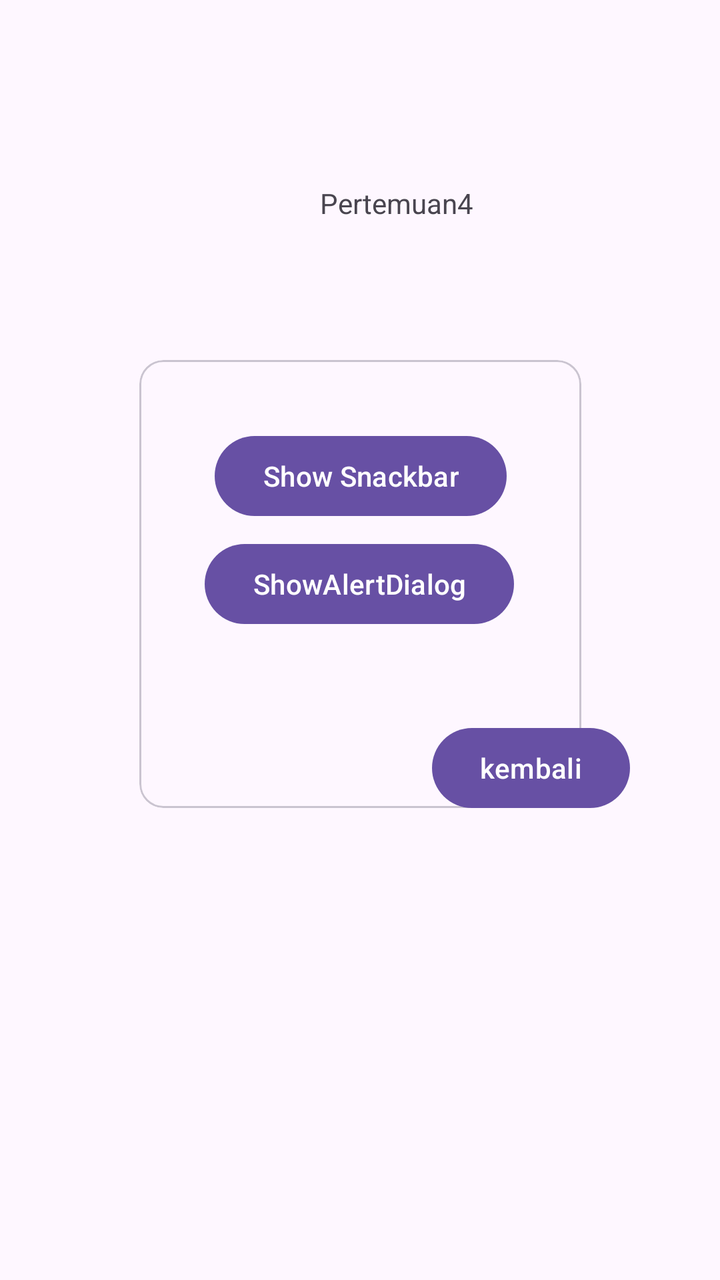
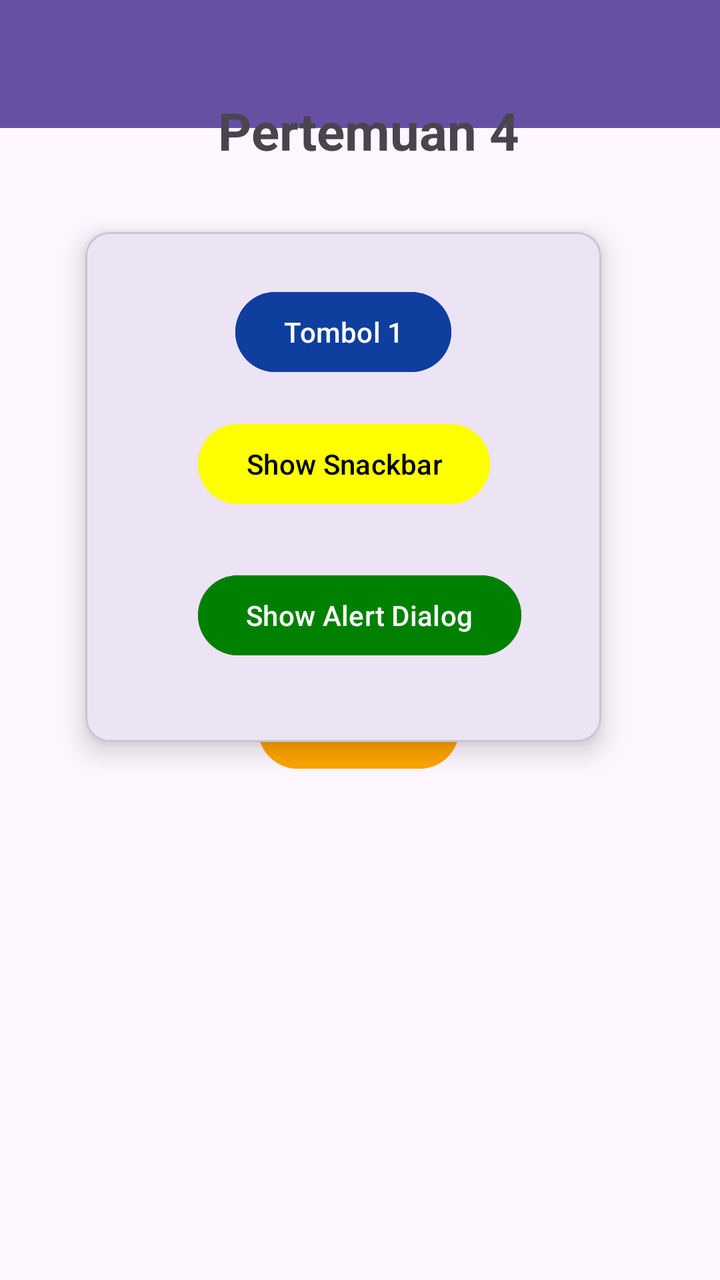

Two renders of the same Android screen: before a commit and after it. Below are the layout's source before the change and the commit's diff.
<!-- AndroidManifest.xml: application theme Theme.Marsnovrizal -->
<!-- res/layout/activity_fourth.xml -->
<?xml version="1.0" encoding="utf-8"?>
<androidx.constraintlayout.widget.ConstraintLayout xmlns:android="http://schemas.android.com/apk/res/android"
    xmlns:app="http://schemas.android.com/apk/res-auto"
    xmlns:tools="http://schemas.android.com/tools"
    android:id="@+id/main"
    android:layout_width="match_parent"
    android:layout_height="match_parent"
    tools:context=".pertemuan_4.FourthActivity">

    <com.google.android.material.card.MaterialCardView
        android:layout_width="221dp"
        android:layout_height="224dp"
        android:layout_marginTop="180dp"
        app:layout_constraintEnd_toEndOf="parent"
        app:layout_constraintStart_toStartOf="parent"
        app:layout_constraintTop_toTopOf="parent">

        <androidx.constraintlayout.widget.ConstraintLayout
            android:layout_width="match_parent"
            android:layout_height="match_parent"
            android:layout_margin="10sp">

            <Button
                android:id="@+id/btnShowAlertDialog"
                android:layout_width="wrap_content"
                android:layout_height="wrap_content"
                android:layout_marginBottom="52dp"
                android:text="ShowAlertDialog"
                app:layout_constraintBottom_toBottomOf="parent"
                app:layout_constraintEnd_toEndOf="parent"
                app:layout_constraintHorizontal_bias="0.489"
                app:layout_constraintStart_toStartOf="parent"
                app:layout_constraintTop_toBottomOf="@+id/btnShowSnackbar"
                app:layout_constraintVertical_bias="0.187" />

            <Button
                android:id="@+id/btnShowSnackbar"
                android:layout_width="wrap_content"
                android:layout_height="wrap_content"
                android:layout_marginTop="24dp"


                android:text="Show Snackbar"
                app:layout_constraintEnd_toEndOf="parent"
                app:layout_constraintStart_toStartOf="parent"
                app:layout_constraintTop_toTopOf="parent" />

        </androidx.constraintlayout.widget.ConstraintLayout>
    </com.google.android.material.card.MaterialCardView>

    <Button
        android:id="@+id/btnKembali"
        android:layout_width="wrap_content"
        android:layout_height="wrap_content"
        android:layout_marginBottom="232dp"
        android:text="kembali"
        app:layout_constraintBottom_toBottomOf="parent"
        app:layout_constraintEnd_toEndOf="parent"
        app:layout_constraintHorizontal_bias="0.827"

        app:layout_constraintStart_toStartOf="parent" />

    <TextView
        android:id="@+id/Pertemuan4"
        android:layout_width="wrap_content"
        android:layout_height="wrap_content"
        android:layout_marginTop="92dp"
        android:text="Pertemuan4"
        app:layout_constraintEnd_toEndOf="parent"
        app:layout_constraintHorizontal_bias="0.565"
        app:layout_constraintStart_toStartOf="parent"
        app:layout_constraintTop_toTopOf="parent" />

</androidx.constraintlayout.widget.ConstraintLayout>
<!-- resources referenced by this layout -->
<resources>
  <style name="Theme.Marsnovrizal" parent="Base.Theme.Marsnovrizal" />
  <style name="Base.Theme.Marsnovrizal" parent="Theme.Material3.DayNight.NoActionBar">
          
          
      </style>
</resources>

<!-- the commit's change to res/layout/activity_fourth.xml (unified diff, before → after) -->
@@ -7,13 +7,26 @@
     android:layout_height="match_parent"
     tools:context=".pertemuan_4.FourthActivity">
 
-    <com.google.android.material.card.MaterialCardView
-        android:layout_width="221dp"
-        android:layout_height="224dp"
-        android:layout_marginTop="180dp"
+    <androidx.appcompat.widget.Toolbar
+        android:id="@+id/toolbar"
+        android:layout_width="match_parent"
+        android:layout_height="?attr/actionBarSize"
+        android:background="?attr/colorPrimary"
         app:layout_constraintEnd_toEndOf="parent"
         app:layout_constraintStart_toStartOf="parent"
-        app:layout_constraintTop_toTopOf="parent">
+        app:layout_constraintTop_toTopOf="parent"
+        app:subtitleTextColor="@android:color/white"
+        app:titleTextColor="@android:color/white" />
+
+    <com.google.android.material.card.MaterialCardView
+        android:layout_width="258dp"
+        android:layout_height="255dp"
+        android:layout_marginTop="116dp"
+        app:layout_constraintEnd_toEndOf="parent"
+        app:layout_constraintHorizontal_bias="0.418"
+        app:layout_constraintStart_toStartOf="parent"
+        app:layout_constraintTop_toTopOf="parent"
+        app:cardElevation="8dp">
 
         <androidx.constraintlayout.widget.ConstraintLayout
             android:layout_width="match_parent"
@@ -21,54 +34,71 @@
             android:layout_margin="10sp">
 
             <Button
-                android:id="@+id/btnShowAlertDialog"
+                android:id="@+id/btn1"
                 android:layout_width="wrap_content"
                 android:layout_height="wrap_content"
-                android:layout_marginBottom="52dp"
-                android:text="ShowAlertDialog"
+                android:text="Tombol 1"
+                android:backgroundTint="#0E3E9E"
                 app:layout_constraintBottom_toBottomOf="parent"
                 app:layout_constraintEnd_toEndOf="parent"
-                app:layout_constraintHorizontal_bias="0.489"
                 app:layout_constraintStart_toStartOf="parent"
-                app:layout_constraintTop_toBottomOf="@+id/btnShowSnackbar"
-                app:layout_constraintVertical_bias="0.187" />
+                app:layout_constraintTop_toTopOf="parent"
+                app:layout_constraintVertical_bias="0.085" />
 
             <Button
                 android:id="@+id/btnShowSnackbar"
                 android:layout_width="wrap_content"
                 android:layout_height="wrap_content"
-                android:layout_marginTop="24dp"
+                android:backgroundTint="#FFFF00"
+                android:text="Show Snackbar"
+                android:textColor="@color/black"
+                app:layout_constraintBottom_toBottomOf="parent"
+                app:layout_constraintEnd_toEndOf="parent"
+                app:layout_constraintHorizontal_bias="0.505"
+                app:layout_constraintStart_toStartOf="parent"
+                app:layout_constraintTop_toTopOf="parent"
+                app:layout_constraintVertical_bias="0.438" />
 
+            <Button
+                android:id="@+id/btnShowAlertDialog"
+                android:layout_width="wrap_content"
+                android:layout_height="wrap_content"
+                android:backgroundTint="#008000"
+                android:text="Show Alert Dialog"
+                app:layout_constraintBottom_toBottomOf="parent"
+                app:layout_constraintEnd_toEndOf="parent"
+                app:layout_constraintHorizontal_bias="0.605"
+                app:layout_constraintStart_toStartOf="parent"
+                app:layout_constraintTop_toTopOf="parent"
+                app:layout_constraintVertical_bias="0.844" />
+        </androidx.constraintlayout.widget.ConstraintLayout>
 
-                android:text="Show Snackbar"
-                app:layout_constraintEnd_toEndOf="parent"
-                app:layout_constraintStart_toStartOf="parent"
-                app:layout_constraintTop_toTopOf="parent" />
-
-        </androidx.constraintlayout.widget.ConstraintLayout>
     </com.google.android.material.card.MaterialCardView>
 
     <Button
         android:id="@+id/btnKembali"
         android:layout_width="wrap_content"
         android:layout_height="wrap_content"
-        android:layout_marginBottom="232dp"
-        android:text="kembali"
+        android:backgroundTint="#FFA500"
+        android:text="Kembali"
         app:layout_constraintBottom_toBottomOf="parent"
         app:layout_constraintEnd_toEndOf="parent"
-        app:layout_constraintHorizontal_bias="0.827"
-
-        app:layout_constraintStart_toStartOf="parent" />
+        app:layout_constraintHorizontal_bias="0.498"
+        app:layout_constraintStart_toStartOf="parent"
+        app:layout_constraintTop_toTopOf="parent"
+        app:layout_constraintVertical_bias="0.575" />
 
     <TextView
-        android:id="@+id/Pertemuan4"
+        android:id="@+id/textView6"
         android:layout_width="wrap_content"
         android:layout_height="wrap_content"
-        android:layout_marginTop="92dp"
-        android:text="Pertemuan4"
+        android:text="Pertemuan 4"
+        android:textSize="26sp"
+        android:textStyle="bold"
+        app:layout_constraintBottom_toBottomOf="parent"
         app:layout_constraintEnd_toEndOf="parent"
-        app:layout_constraintHorizontal_bias="0.565"
+        app:layout_constraintHorizontal_bias="0.521"
         app:layout_constraintStart_toStartOf="parent"
-        app:layout_constraintTop_toTopOf="parent" />
-
+        app:layout_constraintTop_toTopOf="parent"
+        app:layout_constraintVertical_bias="0.079" />
 </androidx.constraintlayout.widget.ConstraintLayout>
<!-- resource entries referenced after the edit -->
@@ -1,5 +1,6 @@
 <!-- resources referenced by this layout -->
 <resources>
+  <color name="black">#FF000000</color>
   <style name="Theme.Marsnovrizal" parent="Base.Theme.Marsnovrizal" />
   <style name="Base.Theme.Marsnovrizal" parent="Theme.Material3.DayNight.NoActionBar">
           
